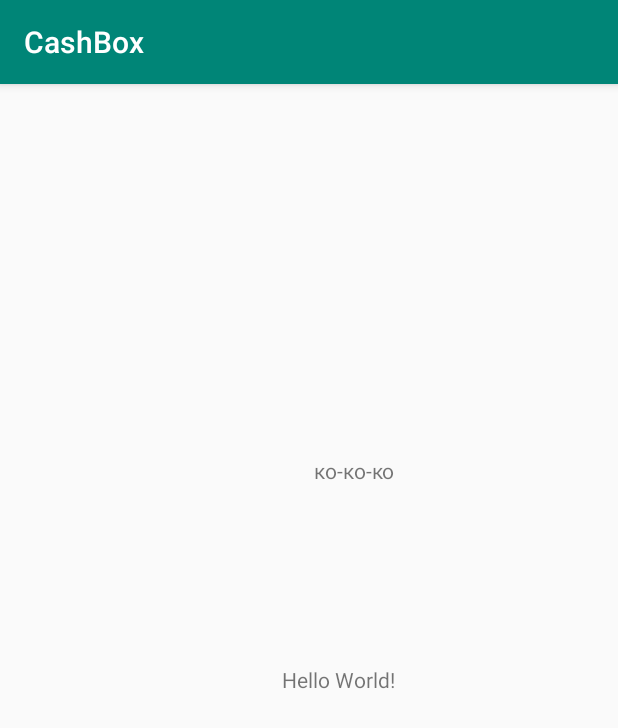
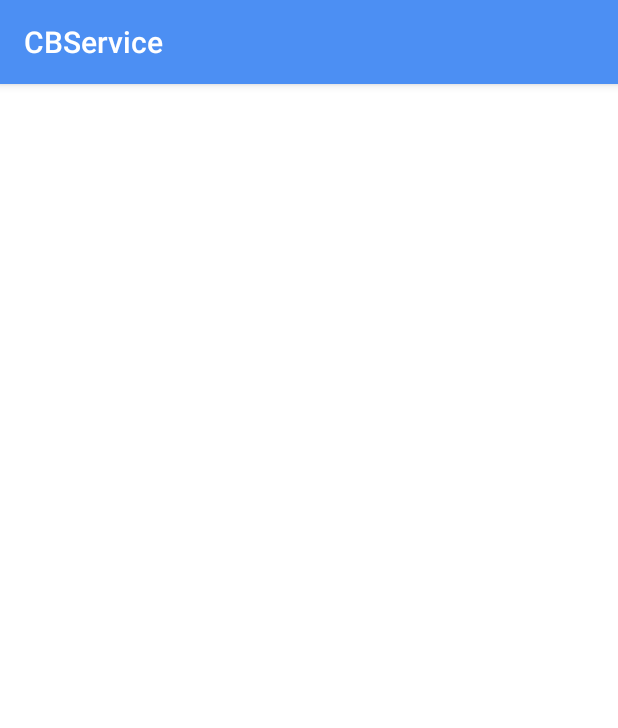
Before and after one commit to KhomutovYarik/CashBox, an Android app: the screen it shows after launch (MainActivity), on a phone screen of 412 x 824 dp. Shown: the top 728 px of the screen. Run offline under Robolectric (Android 15) with nearby library versions, the phone set to English and light mode, and no system bars.

Commit message:
initial commit

```diff
--- a/app/src/main/res/layout/activity_main.xml
+++ b/app/src/main/res/layout/activity_main.xml
@@ -5,27 +5,5 @@
     android:layout_width="match_parent"
     android:layout_height="match_parent"
     tools:context=".MainActivity"
-    tools:layout_editor_absoluteY="81dp">
-
-    <TextView
-        android:id="@+id/textView"
-        android:layout_width="wrap_content"
-        android:layout_height="wrap_content"
-        android:layout_marginStart="188dp"
-        android:layout_marginLeft="188dp"
-        android:text="Hello World!"
-        app:layout_constraintBottom_toBottomOf="parent"
-        app:layout_constraintStart_toStartOf="parent"
-        app:layout_constraintTop_toTopOf="parent"
-        app:layout_constraintVertical_bias="0.517" />
-
-    <TextView
-        android:id="@+id/textView2"
-        android:layout_width="wrap_content"
-        android:layout_height="wrap_content"
-        android:layout_marginBottom="120dp"
-        android:text="@string/textView2"
-        app:layout_constraintBottom_toTopOf="@+id/textView"
-        app:layout_constraintEnd_toEndOf="@+id/textView" />
-
-</androidx.constraintlayout.widget.ConstraintLayout>
+    android:background="@color/backColor"
+    tools:layout_editor_absoluteY="81dp"/>
--- a/app/src/main/res/values/colors.xml
+++ b/app/src/main/res/values/colors.xml
@@ -1,6 +1,10 @@
 <?xml version="1.0" encoding="utf-8"?>
 <resources>
-    <color name="colorPrimary">#008577</color>
-    <color name="colorPrimaryDark">#00574B</color>
+    <color name="colorPrimary">#4C8FF3</color>
+    <color name="colorPrimaryDark">#707070</color>
     <color name="colorAccent">#D81B60</color>
+    <color name="inactiveColor">#757575</color>
+    <color name="ratingColor">#EB6E00</color>
+    <color name="textColor">#000000</color>
+    <color name="backColor">#FFFFFF</color>
 </resources>
--- a/app/src/main/res/values/strings.xml
+++ b/app/src/main/res/values/strings.xml
@@ -1,4 +1,3 @@
 <resources>
-    <string name="app_name">CashBox</string>
-    <string name="textView2">ко-ко-ко</string>
+    <string name="app_name">CBService</string>
 </resources>
```
